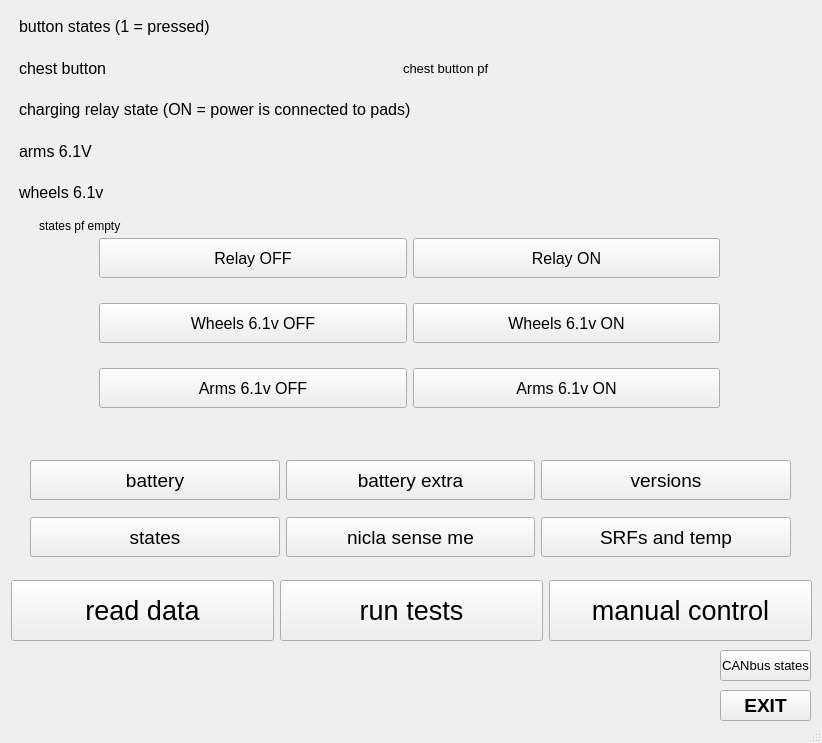
The window that gary_qc_helper/pyqt_files/qt_designer_save1.ui (Unlimited-Robotics/gary_core_support) describes before a commit, drawn with Qt 5.
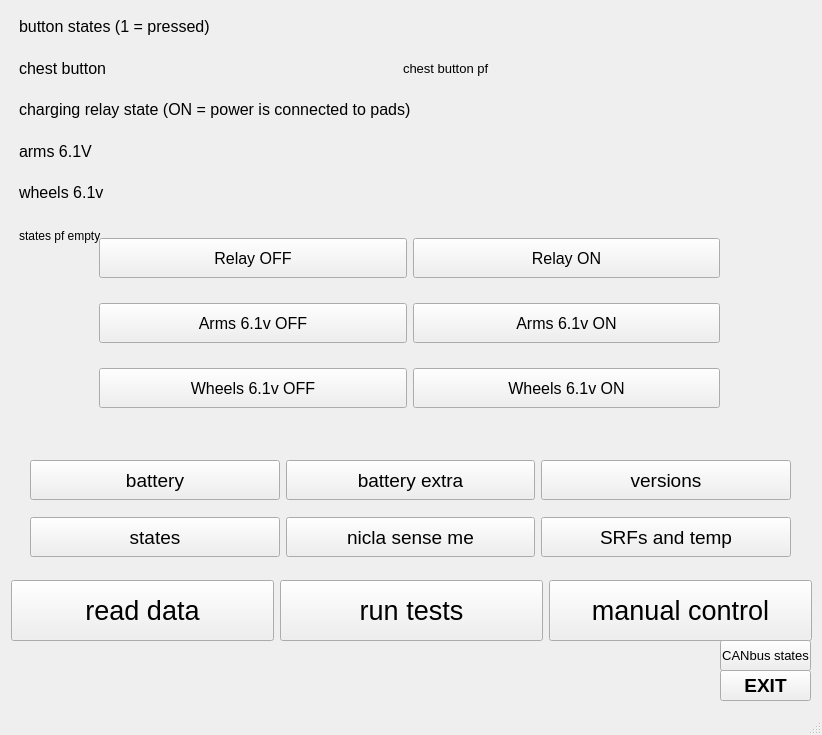
The same window after the commit. The open tabs and pages were chosen to show the change.

Commit message:
fixed bug with can send master function
master function for manual canbus send used a non-existant function instead of the class variable.
also made visual changes to the UI

The edit to the form file:
```diff
--- a/gary_qc_helper/pyqt_files/qt_designer_save1.ui
+++ b/gary_qc_helper/pyqt_files/qt_designer_save1.ui
@@ -7,7 +7,7 @@
     <x>0</x>
     <y>0</y>
     <width>822</width>
-    <height>743</height>
+    <height>735</height>
    </rect>
   </property>
   <property name="windowTitle">
@@ -20,7 +20,7 @@
       <x>0</x>
       <y>0</y>
       <width>861</width>
-      <height>651</height>
+      <height>641</height>
      </rect>
     </property>
     <widget class="QWidget" name="page_running">
@@ -1364,8 +1364,8 @@
          <widget class="QLabel" name="states_passfail_empty">
           <property name="geometry">
            <rect>
-            <x>30</x>
-            <y>210</y>
+            <x>10</x>
+            <y>220</y>
             <width>375</width>
             <height>33</height>
            </rect>
@@ -1424,46 +1424,6 @@
              </item>
             </layout>
            </item>
-           <item>
-            <layout class="QHBoxLayout" name="horizontalLayout_5">
-             <item>
-              <widget class="QPushButton" name="states_wheels_61_off">
-               <property name="maximumSize">
-                <size>
-                 <width>16777215</width>
-                 <height>40</height>
-                </size>
-               </property>
-               <property name="font">
-                <font>
-                 <pointsize>12</pointsize>
-                </font>
-               </property>
-               <property name="text">
-                <string>Wheels 6.1v OFF</string>
-               </property>
-              </widget>
-             </item>
-             <item>
-              <widget class="QPushButton" name="states_wheels_61_on">
-               <property name="maximumSize">
-                <size>
-                 <width>16777215</width>
-                 <height>40</height>
-                </size>
-               </property>
-               <property name="font">
-                <font>
-                 <pointsize>12</pointsize>
-                </font>
-               </property>
-               <property name="text">
-                <string>Wheels 6.1v ON</string>
-               </property>
-              </widget>
-             </item>
-            </layout>
-           </item>
            <item>
             <layout class="QHBoxLayout" name="horizontalLayout_58">
              <property name="sizeConstraint">
@@ -1507,6 +1467,46 @@
              </item>
             </layout>
            </item>
+           <item>
+            <layout class="QHBoxLayout" name="horizontalLayout_5">
+             <item>
+              <widget class="QPushButton" name="states_wheels_61_off">
+               <property name="maximumSize">
+                <size>
+                 <width>16777215</width>
+                 <height>40</height>
+                </size>
+               </property>
+               <property name="font">
+                <font>
+                 <pointsize>12</pointsize>
+                </font>
+               </property>
+               <property name="text">
+                <string>Wheels 6.1v OFF</string>
+               </property>
+              </widget>
+             </item>
+             <item>
+              <widget class="QPushButton" name="states_wheels_61_on">
+               <property name="maximumSize">
+                <size>
+                 <width>16777215</width>
+                 <height>40</height>
+                </size>
+               </property>
+               <property name="font">
+                <font>
+                 <pointsize>12</pointsize>
+                </font>
+               </property>
+               <property name="text">
+                <string>Wheels 6.1v ON</string>
+               </property>
+              </widget>
+             </item>
+            </layout>
+           </item>
           </layout>
          </widget>
         </widget>
@@ -3299,7 +3299,7 @@
     <property name="geometry">
      <rect>
       <x>720</x>
-      <y>650</y>
+      <y>640</y>
       <width>91</width>
       <height>31</height>
      </rect>
@@ -3335,7 +3335,7 @@
     <property name="geometry">
      <rect>
       <x>720</x>
-      <y>690</y>
+      <y>670</y>
       <width>91</width>
       <height>31</height>
      </rect>
```
Left out of the diff: 4 changed lines with no effect on the pictures. The commit also changes 2 other files.
